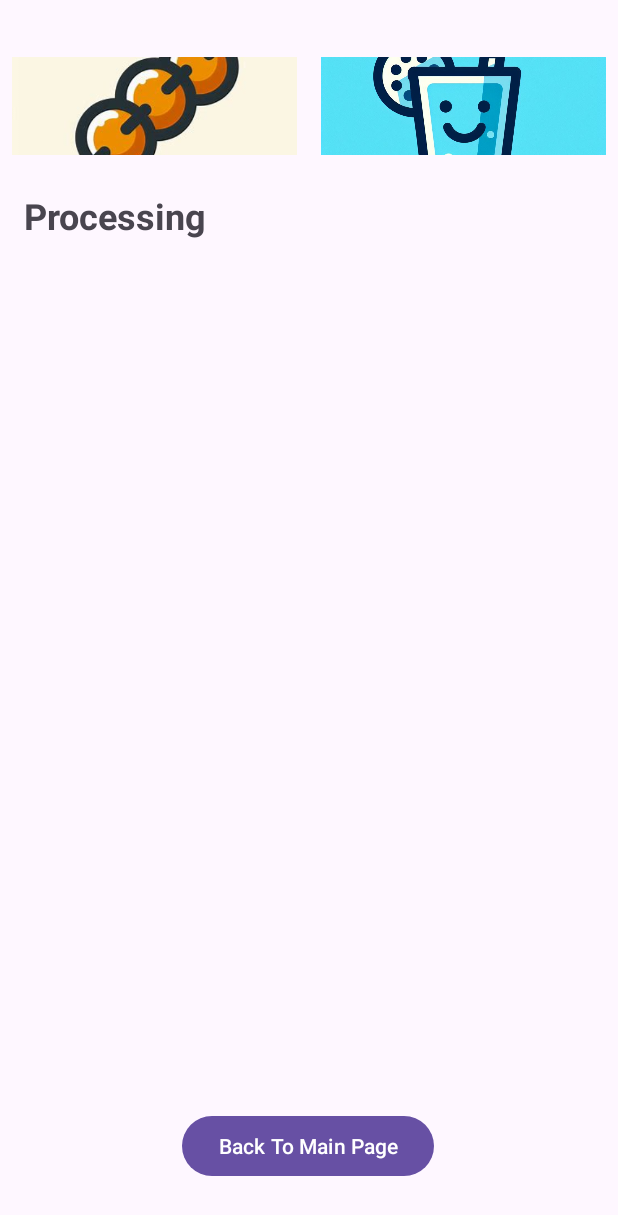
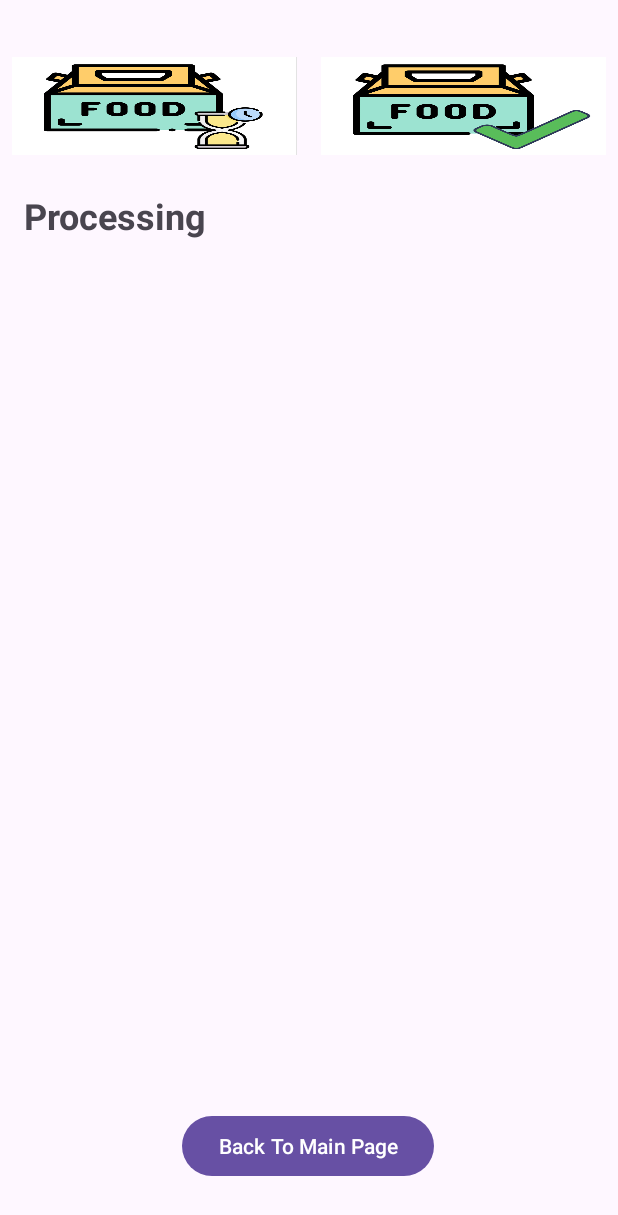
Before and after one commit to Krant274/LTDD_App, an Android app: the DonActivity screen opened directly, with no data from a screen before it, on a phone screen of 412 x 824 dp. Shown: the top 1215 px of the screen. Run offline under Robolectric (Android 15) with nearby library versions, the phone set to English and light mode, and no system bars.

Commit message:
change image

```diff
--- a/app/src/main/res/layout/activity_don.xml
+++ b/app/src/main/res/layout/activity_don.xml
@@ -26,8 +26,8 @@
             android:layout_weight="1"
             android:background="@drawable/rounded_corner"
             android:contentDescription="@string/processing_description"
-            android:scaleType="centerCrop"
-            android:src="@drawable/doanvat" />
+            android:scaleType="fitXY"
+            android:src="@drawable/processing" />
 
         <ImageButton
             android:id="@+id/iBtnProcessed"
@@ -37,8 +37,8 @@
             android:layout_weight="1"
             android:background="@drawable/rounded_corner"
             android:contentDescription="@string/processed_description"
-            android:scaleType="centerCrop"
-            android:src="@drawable/drink" />
+            android:scaleType="fitXY"
+            android:src="@drawable/processed" />
 
     </LinearLayout>
 
@@ -49,7 +49,7 @@
         android:layout_marginBottom="50dp"
         app:layout_constraintBottom_toTopOf="@+id/btn_backtomainpage"
         app:layout_constraintEnd_toEndOf="parent"
-        app:layout_constraintHorizontal_bias="0.0"
+        app:layout_constraintHorizontal_bias="1.0"
         app:layout_constraintStart_toStartOf="parent"
         app:layout_constraintTop_toBottomOf="@+id/left_menu">
 
```
Also changed, not shown: app/src/main/res/drawable/processed.jpg (added), app/src/main/res/drawable/processing.jpg (added).
